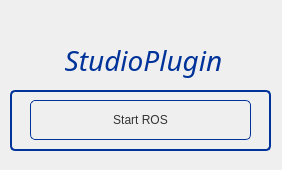
This is src/StudioPlugin.ui in TobiasLundby/rovi2 as Qt 5 draws it before an edit. The edited form follows.
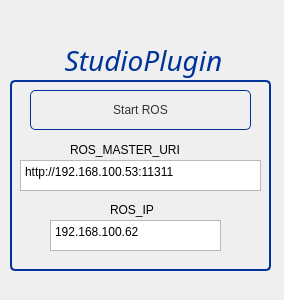
This is the edited form.

Patch:
```diff
--- a/src/StudioPlugin.ui
+++ b/src/StudioPlugin.ui
@@ -6,8 +6,8 @@
    <rect>
     <x>0</x>
     <y>0</y>
-    <width>282</width>
-    <height>170</height>
+    <width>284</width>
+    <height>300</height>
    </rect>
   </property>
   <property name="windowTitle">
@@ -17,9 +17,9 @@
    <property name="geometry">
     <rect>
      <x>10</x>
-     <y>90</y>
+     <y>80</y>
      <width>261</width>
-     <height>61</height>
+     <height>191</height>
     </rect>
    </property>
    <property name="styleSheet">
@@ -93,6 +93,61 @@
      <string>Start ROS</string>
     </property>
    </widget>
+   <widget class="QLabel" name="label">
+    <property name="geometry">
+     <rect>
+      <x>60</x>
+      <y>60</y>
+      <width>141</width>
+      <height>20</height>
+     </rect>
+    </property>
+    <property name="text">
+     <string>ROS_MASTER_URI</string>
+    </property>
+   </widget>
+   <widget class="QPlainTextEdit" name="_rosmaster">
+    <property name="geometry">
+     <rect>
+      <x>10</x>
+      <y>80</y>
+      <width>241</width>
+      <height>31</height>
+     </rect>
+    </property>
+    <property name="plainText">
+     <string>http://192.168.100.53:11311</string>
+    </property>
+   </widget>
+   <widget class="QLabel" name="label_3">
+    <property name="geometry">
+     <rect>
+      <x>100</x>
+      <y>120</y>
+      <width>61</width>
+      <height>20</height>
+     </rect>
+    </property>
+    <property name="text">
+     <string>ROS_IP</string>
+    </property>
+   </widget>
+   <widget class="QPlainTextEdit" name="_rosip">
+    <property name="geometry">
+     <rect>
+      <x>40</x>
+      <y>140</y>
+      <width>171</width>
+      <height>31</height>
+     </rect>
+    </property>
+    <property name="plainText">
+     <string>192.168.100.62</string>
+    </property>
+    <property name="centerOnScroll">
+     <bool>false</bool>
+    </property>
+   </widget>
   </widget>
   <widget class="QLabel" name="label_2">
    <property name="enabled">
```
